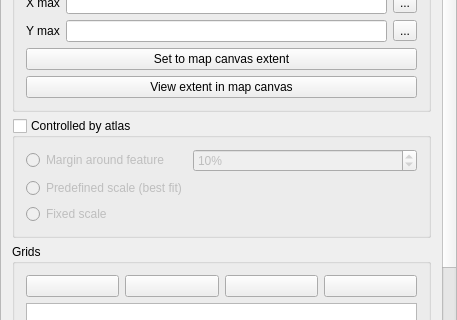
This is src/ui/qgscomposermapwidgetbase.ui in qgis/QGIS as Qt 5 draws it before an edit; both pictures show x 0 to 457 and y 308 to 628 of the 457 by 1086 pixel window. The edited form follows.
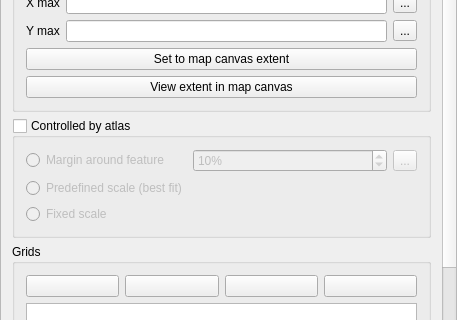
This is the edited form. Icons and pictures are not drawn. Custom widgets are drawn as their Qt base class.

Commit message: [FEATURE][composer] Allow data defined control of atlas margin for maps

```diff
--- a/src/ui/qgscomposermapwidgetbase.ui
+++ b/src/ui/qgscomposermapwidgetbase.ui
@@ -55,8 +55,8 @@
        <rect>
         <x>0</x>
         <y>0</y>
-        <width>447</width>
-        <height>2274</height>
+        <width>444</width>
+        <height>2238</height>
        </rect>
       </property>
       <property name="sizePolicy">
@@ -364,6 +364,8 @@
          </property>
          <layout class="QGridLayout" name="gridLayout_2">
           <item row="0" column="1">
+           <layout class="QHBoxLayout" name="horizontalLayout_11">
+            <item>
            <widget class="QSpinBox" name="mAtlasMarginSpinBox">
             <property name="enabled">
              <bool>false</bool>
@@ -385,6 +387,15 @@
             </property>
            </widget>
           </item>
+            <item>
+             <widget class="QgsDataDefinedButton" name="mAtlasMarginDDBtn">
+              <property name="text">
+               <string>...</string>
+              </property>
+             </widget>
+            </item>
+           </layout>
+          </item>
           <item row="1" column="0">
            <widget class="QRadioButton" name="mAtlasPredefinedScaleRadio">
             <property name="toolTip">
```
Left out of the diff: 20 changed lines with no effect on the pictures. Lines whose indentation alone changed are shown as unchanged. The commit also changes 8 other files.
